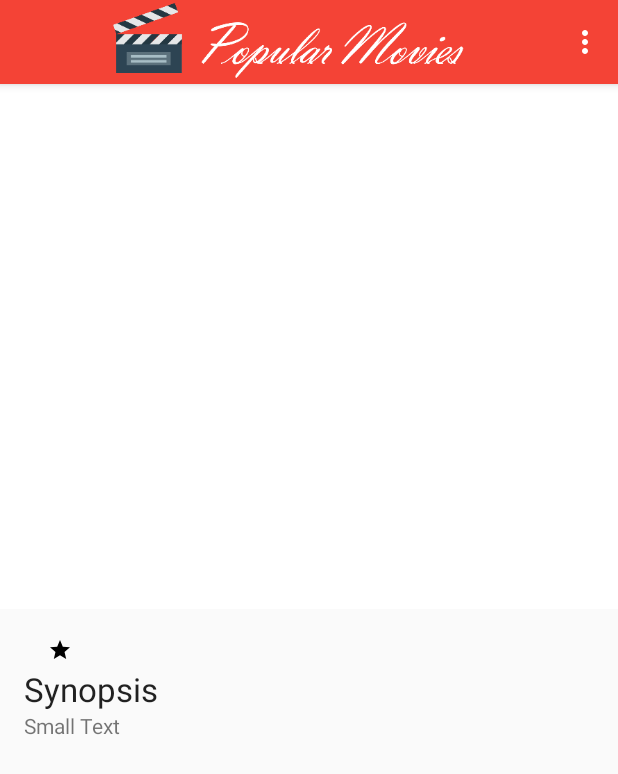
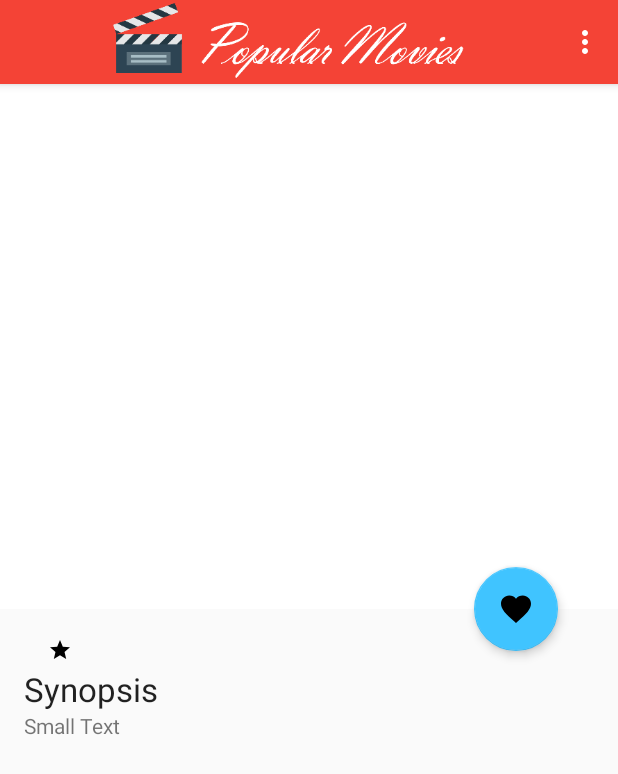
Before and after one commit to frankgh/adn_project1, an Android app: the fragment MovieDetailFragment placed in its activity, in the options menu, after a tap on "Favorites", on a phone screen of 412 x 824 dp. Shown: the top 774 px of the screen. Run offline under Robolectric (Android 15) with nearby library versions, the phone set to English and light mode, and no system bars; our stand-ins replace ButterKnife, Picasso; libraries missing offline, so code that uses them is left out: android.support.v7; pictures from the network do not load; 1 statement that could not run was skipped.

Commit message:
Added ability to save favorite movies

```diff
--- a/app/src/main/java/com/frankgh/popularmovies/app/MovieDetailFragment.java
+++ b/app/src/main/java/com/frankgh/popularmovies/app/MovieDetailFragment.java
@@ -1,12 +1,13 @@
 package com.frankgh.popularmovies.app;
 
-import android.content.Context;
+import android.content.ContentValues;
 import android.database.Cursor;
 import android.net.Uri;
 import android.os.Bundle;
+import android.support.design.widget.FloatingActionButton;
+import android.support.design.widget.Snackbar;
 import android.support.v4.app.Fragment;
 import android.support.v4.app.LoaderManager;
-import android.support.v4.content.AsyncTaskLoader;
 import android.support.v4.content.CursorLoader;
 import android.support.v4.content.Loader;
 import android.text.TextUtils;
@@ -21,6 +22,8 @@ import com.frankgh.popularmovies.R;
 import com.frankgh.popularmovies.data.MoviesContract;
 import com.frankgh.popularmovies.task.MovieReviewsAsyncTask;
 import com.frankgh.popularmovies.task.MovieVideosAsyncTask;
+import com.frankgh.popularmovies.themoviedb.model.Review;
+import com.frankgh.popularmovies.themoviedb.model.Video;
 import com.frankgh.popularmovies.util.Utility;
 import com.squareup.picasso.Callback;
 import com.squareup.picasso.NetworkPolicy;
@@ -30,11 +33,13 @@ import java.util.List;
 
 import butterknife.Bind;
 import butterknife.ButterKnife;
+import butterknife.OnClick;
 
 /**
  * A placeholder fragment containing a simple view.
  */
-public class MovieDetailFragment extends Fragment implements LoaderManager.LoaderCallbacks<Cursor> {
+public class MovieDetailFragment extends Fragment implements LoaderManager.LoaderCallbacks<Cursor>,
+        MovieReviewsAsyncTask.Callback, MovieVideosAsyncTask.Callback {
 
     // These indices are tied to MOVIE_DETAIL_COLUMNS.  If MOVIE_DETAIL_COLUMNS changes, these
     // must change.
@@ -67,21 +72,20 @@ public class MovieDetailFragment extends Fragment implements LoaderManager.Loade
 
     @Bind(R.id.posterImageView)
     ImageView mPosterImageView;
-
     @Bind(R.id.backdrop_image_view)
     ImageView mBackdropImageView;
-
     @Bind(R.id.movieReleaseDateTextView)
     TextView mMovieReleaseDateTextView;
-
     @Bind(R.id.grid_item_movie_vote_average)
     TextView mMovieVoteAverageTextView;
-
     @Bind(R.id.movieOverviewTextView)
     TextView mMovieOverviewTextView;
+    @Bind(R.id.favorite_fab)
+    FloatingActionButton mFavoriteFab;
 
     private Uri mSelectedMovieUri;
-    private Integer mMovieId;
+    private Long mMovieId;
+    private Long mSavedMovieId;
 
     private MovieReviewsAsyncTask mMovieReviewsAsyncTask;
     private MovieVideosAsyncTask mMovieVideosAsyncTask;
@@ -125,8 +129,6 @@ public class MovieDetailFragment extends Fragment implements LoaderManager.Loade
 
     @Override
     public Loader<Cursor> onCreateLoader(int id, Bundle args) {
-        Log.v(LOG_TAG, "onCreateLoader()");
-
         switch (id) {
             case MOVIE_DETAIL_LOADER:
                 if (mSelectedMovieUri != null) {
@@ -156,8 +158,6 @@ public class MovieDetailFragment extends Fragment implements LoaderManager.Loade
 
     @Override
     public void onLoadFinished(Loader<Cursor> loader, Cursor data) {
-        Log.v(LOG_TAG, "onLoadFinished()");
-
         switch (loader.getId()) {
             case MOVIE_DETAIL_LOADER:
                 bindMovieDetail(loader, data);
@@ -173,13 +173,64 @@ public class MovieDetailFragment extends Fragment implements LoaderManager.Loade
     public void onLoaderReset(Loader<Cursor> loader) {
     }
 
+    @Override
+    public void onMovieReviewsLoaded(List<Review> reviews) {
+
+    }
+
+    @Override
+    public void onMovieVideosLoaded(List<Video> videos) {
+
+    }
+
+    @OnClick(R.id.favorite_fab)
+    void onFavoriteClick() {
+        if (mSavedMovieId == null) {
+            addMovieToFavorites();
+        } else {
+            removeMovieFromFavorites();
+        }
+    }
+
+    private void addMovieToFavorites() {
+        ContentValues values = new ContentValues();
+        values.put(MoviesContract.SavedMovieEntry.COLUMN_MOVIE_KEY, mMovieId);
+        values.put(MoviesContract.SavedMovieEntry.COLUMN_IS_SAVED, 1);
+        values.put(MoviesContract.SavedMovieEntry.COLUMN_DATE, System.currentTimeMillis());
+        values.put(MoviesContract.SavedMovieEntry.COLUMN_UPDATED_DATE, System.currentTimeMillis());
+
+        // Save Favorited movie in Content
+        Uri savedMovieUri = getContext().getContentResolver().insert(
+                MoviesContract.SavedMovieEntry.CONTENT_URI,
+                values
+        );
+
+        Snackbar.make(getView(), R.string.movie_detail_added_favorite, Snackbar.LENGTH_SHORT).show();
+        mSavedMovieId = MoviesContract.SavedMovieEntry.getIdFromUri(savedMovieUri);
+        updateFavoriteFab();
+    }
+
+    private void removeMovieFromFavorites() {
+        // Delete movie from favorites
+        if (getContext().getContentResolver().delete(
+                MoviesContract.SavedMovieEntry.CONTENT_URI,
+                MoviesContract.SavedMovieEntry.COLUMN_MOVIE_KEY + " = ?",
+                new String[]{Long.toString(mMovieId)}
+        ) != 0) {
+            mSavedMovieId = null;
+            Snackbar.make(getView(), R.string.movie_detail_removed_favorite, Snackbar.LENGTH_SHORT).show();
+        }
+        updateFavoriteFab();
+    }
+
     private void bindMovieDetail(Loader<Cursor> loader, Cursor data) {
         if (!data.moveToFirst()) {
             getActivity().onBackPressed(); // Invalid movie
             return;
         }
 
-        mMovieId = data.getInt(COL_MOVIE_ID);
+        mMovieId = data.getLong(COL_MOVIE_ID);
+        mSavedMovieId = data.isNull(COL_SAVED_MOVIE_ID) ? null : data.getLong(COL_SAVED_MOVIE_ID);
         mMovieOverviewTextView.setText(data.getString(COL_MOVIE_OVERVIEW));
         mMovieReleaseDateTextView.setText(Utility.getFormattedReleaseDate(data.getString(COL_MOVIE_RELEASE_DATE)));
         mMovieVoteAverageTextView.setText(Utility.getFormattedVoteAverage(getActivity(), data.getDouble(COL_MOVIE_VOTE_AVERAGE)));
@@ -189,14 +240,18 @@ public class MovieDetailFragment extends Fragment implements LoaderManager.Loade
 
         bindImageToView(Utility.getPosterAbsolutePath(data.getString(COL_MOVIE_POSTER_PATH)), mPosterImageView);
         bindImageToView(Utility.getBackDropAbsolutePath(data.getString(COL_MOVIE_BACKDROP_PATH)), mBackdropImageView);
+        updateFavoriteFab();
+    }
+
+    private void updateFavoriteFab() {
+        mFavoriteFab.setImageResource((mSavedMovieId == null) ?
+                R.drawable.ic_favorite_outline_24dp :
+                R.drawable.ic_favorite_24dp);
     }
 
     private void bindMovieExtra(Loader<Cursor> loader, Cursor data) {
         if (!data.moveToFirst()) {
-
             executeTasks();
-
-
             return; // no data available
         }
 
@@ -205,9 +260,12 @@ public class MovieDetailFragment extends Fragment implements LoaderManager.Loade
 
     }
 
+    /**
+     * Retrieve movie reviews and videos from TheMovieDB Service asynchronously
+     */
     private void executeTasks() {
-        mMovieReviewsAsyncTask = new MovieReviewsAsyncTask(getActivity(), mMovieId);
-        mMovieVideosAsyncTask = new MovieVideosAsyncTask(getActivity(), mMovieId);
+        mMovieReviewsAsyncTask = new MovieReviewsAsyncTask(this, mMovieId);
+        mMovieVideosAsyncTask = new MovieVideosAsyncTask(this, mMovieId);
 
         mMovieReviewsAsyncTask.execute();
         mMovieVideosAsyncTask.execute();
@@ -246,20 +304,4 @@ public class MovieDetailFragment extends Fragment implements LoaderManager.Loade
                     }
                 });
     }
-
-    private static class MovieExtraLoader extends AsyncTaskLoader<List<String>> {
-        public MovieExtraLoader(Context context) {
-            super(context);
-        }
-
-        @Override
-        public List<String> loadInBackground() {
-            return null;
-        }
-
-        @Override
-        public void deliverResult(List<String> data) {
-            super.deliverResult(data);
-        }
-    }
 }
--- a/app/src/main/java/com/frankgh/popularmovies/app/MovieListFragment.java
+++ b/app/src/main/java/com/frankgh/popularmovies/app/MovieListFragment.java
@@ -24,6 +24,7 @@ import com.frankgh.popularmovies.themoviedb.api.TheMovieDbService;
 import com.frankgh.popularmovies.util.Utility;
 
 import butterknife.Bind;
+import butterknife.BindString;
 import butterknife.ButterKnife;
 
 /**
@@ -53,7 +54,7 @@ public class MovieListFragment extends Fragment implements SwipeRefreshLayout.On
             MoviesContract.MovieEntry.COLUMN_POSTER_PATH
     };
 
-    private  static final String [] FAVORITE_MOVIE_COLUMNS = {
+    private static final String[] FAVORITE_MOVIE_COLUMNS = {
             MoviesContract.SavedMovieEntry.TABLE_NAME + "." + MoviesContract.SavedMovieEntry._ID,
             MoviesContract.MovieEntry.TABLE_NAME + "." + MoviesContract.MovieEntry._ID,
             MoviesContract.MovieEntry.COLUMN_TITLE,
@@ -69,8 +70,11 @@ public class MovieListFragment extends Fragment implements SwipeRefreshLayout.On
     GridView mGridView;
     @Bind(R.id.pull_to_refresh)
     SwipeRefreshLayout mSwipeRefreshLayout;
+    @BindString(R.string.action_favorites)
+    String SORT_BY_FAVORITES;
     private int mPosition = GridView.INVALID_POSITION;
     private MovieAdapter mMovieAdapter;
+    private boolean mRequiresLoaderRestart;
 
     public static Fragment newInstance() {
         return new MovieListFragment();
@@ -125,6 +129,11 @@ public class MovieListFragment extends Fragment implements SwipeRefreshLayout.On
     @Override
     public void onRefresh() {
         Log.d(LOG_TAG, "onRefresh(): Reloading movies");
+
+        if (SORT_BY_FAVORITES.equals(Utility.getSortingPreference(getActivity()))) {
+            mRequiresLoaderRestart = true;
+        }
+
         updateMovies();
     }
 
@@ -157,16 +166,27 @@ public class MovieListFragment extends Fragment implements SwipeRefreshLayout.On
                 break;
 
             case R.id.action_favorites:
-                sortBy = getString(R.string.action_favorites);
-                sortOrder = "";
+                sortBy = SORT_BY_FAVORITES;
+                sortOrder = SORT_BY_FAVORITES;
                 break;
         }
 
         if (!TextUtils.isEmpty(sortBy) && !TextUtils.isEmpty(sortOrder)) {
             String currentValue = Utility.getSortingPreference(getContext());
-            String newValue = String.format("%s.%s", sortBy, sortOrder);
+            String newValue = null;
+
+            if (SORT_BY_FAVORITES.equals(sortBy)) {
+                newValue = sortBy;
+                mRequiresLoaderRestart = true;
+            } else {
+                newValue = String.format("%s.%s", sortBy, sortOrder);
+            }
 
             if (!TextUtils.equals(currentValue, newValue)) {
+                if (SORT_BY_FAVORITES.equals(currentValue)) {
+                    mRequiresLoaderRestart = true;
+                }
+
                 Utility.updateSortingPreference(getContext(), newValue);
                 updateMovies();
                 return true;
@@ -186,20 +206,37 @@ public class MovieListFragment extends Fragment implements SwipeRefreshLayout.On
 
     private void updateMovies() {
         mSwipeRefreshLayout.setRefreshing(true);
+
+        if (!SORT_BY_FAVORITES.equals(Utility.getSortingPreference(getActivity()))) {
             MoviesSyncAdapter.syncImmediately(getActivity());
         }
 
+        if (mRequiresLoaderRestart) {
+            Log.d(LOG_TAG, "Restarting loader");
+            mRequiresLoaderRestart = false;
+            getLoaderManager().restartLoader(MOVIE_LOADER, null, this);
+        }
+    }
+
     public Loader<Cursor> onCreateLoader(int id, Bundle args) {
+        String preference = Utility.getSortingPreference(getActivity());
 
-        //String preference = Utility.getSortingPreference(getActivity());
-
-        //if ()
+        if (SORT_BY_FAVORITES.equals(preference)) {
+            // Favorite movies
+            return new CursorLoader(getActivity(),
+                    MoviesContract.SavedMovieEntry.CONTENT_URI,
+                    FAVORITE_MOVIE_COLUMNS,
+                    null,
+                    null,
+                    null);
+        } else {
             return new CursorLoader(getActivity(),
                     MoviesContract.DisplayedMovieEntry.CONTENT_URI,
                     MOVIE_COLUMNS,
                     null,
                     null,
                     null);
+        }
     }
 
     public void onLoadFinished(Loader<Cursor> loader, Cursor data) {
--- a/app/src/main/java/com/frankgh/popularmovies/data/MoviesContract.java
+++ b/app/src/main/java/com/frankgh/popularmovies/data/MoviesContract.java
@@ -79,6 +79,10 @@ public class MoviesContract {
         public static Uri buildMovieUri(long id) {
             return ContentUris.withAppendedId(CONTENT_URI, id);
         }
+
+        public static long getIdFromUri(@NonNull Uri uri) {
+            return Long.parseLong(uri.getPathSegments().get(1));
+        }
     }
 
     public static final class MovieEntry implements BaseColumns {
--- a/app/src/main/java/com/frankgh/popularmovies/themoviedb/api/TheMovieDbServiceFactory.java
+++ b/app/src/main/java/com/frankgh/popularmovies/themoviedb/api/TheMovieDbServiceFactory.java
@@ -37,7 +37,7 @@ public class TheMovieDbServiceFactory {
                         .newBuilder()
                         .addQueryParameter(API_KEY_PARAM, BuildConfig.THE_MOVIE_DB_API_KEY)
                         .build();
-                Log.d(LOG_TAG, "New URL " + url.toString());
+                Log.d(LOG_TAG, "New URL with API Key built");
                 Request request = chain.request().newBuilder().url(url).build();
                 return chain.proceed(request);
             }
--- a/app/src/main/res/layout-sw600dp/activity_main.xml
+++ b/app/src/main/res/layout-sw600dp/activity_main.xml
@@ -8,6 +8,11 @@
     tools:context="com.frankgh.popularmovies.app.MainActivity">
 
     <include layout="@layout/main_toolbar" />
+
+    <LinearLayout
+        android:layout_marginTop="?attr/actionBarSize"
+        android:layout_width="match_parent"
+        android:layout_height="match_parent">
 
         <fragment
             android:id="@+id/fragment_main"
@@ -24,4 +29,5 @@
             android:layout_height="match_parent"
             android:layout_weight="4" />
 
+    </LinearLayout>
 </android.support.design.widget.CoordinatorLayout>
--- a/app/src/main/res/layout/fragment_movie_detail.xml
+++ b/app/src/main/res/layout/fragment_movie_detail.xml
@@ -1,12 +1,29 @@
 <android.support.design.widget.CoordinatorLayout xmlns:android="http://schemas.android.com/apk/res/android"
     xmlns:tools="http://schemas.android.com/tools"
+    xmlns:app="http://schemas.android.com/apk/res-auto"
     android:layout_width="match_parent"
     android:layout_height="match_parent"
     tools:context=".app.MovieDetailFragment"
     tools:showIn="@layout/activity_movie_detail">
 
-    <include layout="@layout/header_movie_detail" />
+    <include
+        android:id="@+id/header_bar"
+        layout="@layout/header_movie_detail" />
 
-    <include layout="@layout/body_movie_detail" />
+    <include
+        android:id="@+id/movie_detail_body"
+        layout="@layout/body_movie_detail" />
+
+    <android.support.design.widget.FloatingActionButton
+        android:id="@+id/favorite_fab"
+        android:layout_width="wrap_content"
+        android:layout_height="wrap_content"
+        android:layout_margin="40dp"
+        android:clickable="true"
+        android:contentDescription="@string/movie_detail_add_favorite"
+        android:src="@drawable/ic_favorite_outline_24dp"
+        app:elevation="4dp"
+        app:layout_anchor="@id/header_bar"
+        app:layout_anchorGravity="bottom|right|end" />
 
 </android.support.design.widget.CoordinatorLayout>
--- a/app/src/main/res/values/strings.xml
+++ b/app/src/main/res/values/strings.xml
@@ -7,6 +7,10 @@
     <string name="action_highest_rated">Rating</string>
     <string name="action_recent_releases">Recent Releases</string>
     <string name="action_favorites">Favorites</string>
+
+    <string name="movie_detail_added_favorite">Added movie to favorites</string>
+    <string name="movie_detail_removed_favorite">Removed movie from favorites</string>
+    <string name="movie_detail_add_favorite">Add to my favorite movies</string>
 
     <string name="grid_item_movie_poster_image">Poster Image</string>
 
```
Also changed, not shown: app/src/main/java/com/frankgh/popularmovies/data/MoviesProvider.java (+24 -1 lines), app/src/main/java/com/frankgh/popularmovies/task/MovieReviewsAsyncTask.java (+33 -6 lines), app/src/main/java/com/frankgh/popularmovies/task/MovieVideosAsyncTask.java (+31 -4 lines). Lines whose indentation alone changed are shown as unchanged.
